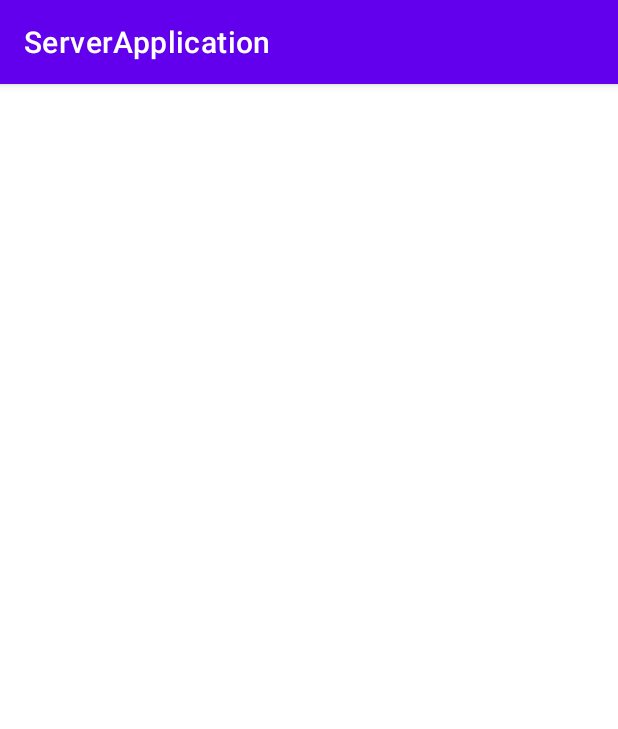
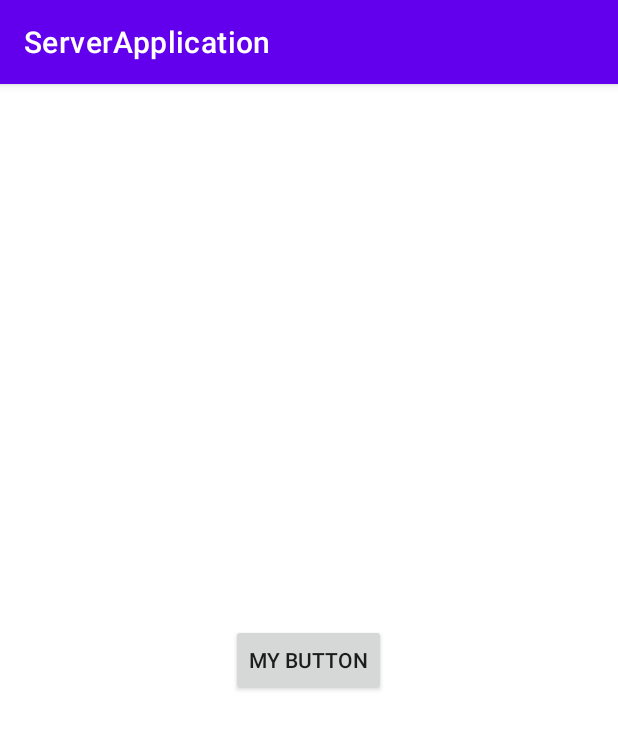
Before and after one commit to CascadAl/ServerApplication, an Android app: the screen it shows after launch (MainActivity), on a phone screen of 412 x 824 dp. Shown: the top 729 px of the screen. Run offline under Robolectric (Android 15) with nearby library versions, the phone set to English and light mode, and no system bars; our stand-ins replace Dagger/Hilt's generated code, Room's generated code; libraries missing offline, so code that uses them is left out: io.ktor.serialization, io.ktor.server; 2 statements that could not run were skipped.

Commit message:
added main and receipt screens

```diff
--- a/app/build.gradle
+++ b/app/build.gradle
@@ -32,6 +32,9 @@ android {
     kotlinOptions {
         jvmTarget = '1.8'
     }
+    buildFeatures {
+        viewBinding true
+    }
     packagingOptions {
         exclude 'META-INF/*'
     }
@@ -46,10 +49,10 @@ dependencies {
     testImplementation 'junit:junit:4.13.2'
     androidTestImplementation 'androidx.test.ext:junit:1.1.3'
     androidTestImplementation 'androidx.test.espresso:espresso-core:3.4.0'
-    implementation "androidx.navigation:navigation-fragment-ktx:2.4.2"
 
     // Architectural Components
     implementation "androidx.lifecycle:lifecycle-viewmodel-ktx:2.4.1"
+    implementation "androidx.navigation:navigation-fragment-ktx:2.4.2"
 
     // Coroutine Lifecycle Scopes
     implementation "androidx.lifecycle:lifecycle-viewmodel-ktx:2.4.1"
--- a/app/src/main/AndroidManifest.xml
+++ b/app/src/main/AndroidManifest.xml
@@ -17,7 +17,7 @@
         android:theme="@style/Theme.ServerApplication"
         tools:targetApi="31">
         <activity
-            android:name=".ui.MainActivity"
+            android:name=".ui.activity.MainActivity"
             android:exported="true">
             <intent-filter>
                 <action android:name="android.intent.action.MAIN" />
--- a/app/src/main/java/com/example/serverapplication/ui/MainActivity.kt
+++ /dev/null
@@ -1,22 +0,0 @@
-package com.example.serverapplication.ui
-
-import android.os.Bundle
-import androidx.appcompat.app.AppCompatActivity
-import com.example.serverapplication.R
-import com.example.serverapplication.server.ServerInitializer
-import dagger.hilt.android.AndroidEntryPoint
-import javax.inject.Inject
-
-@AndroidEntryPoint
-class MainActivity : AppCompatActivity() {
-
-    @Inject
-    lateinit var server: ServerInitializer
-
-    override fun onCreate(savedInstanceState: Bundle?) {
-        super.onCreate(savedInstanceState)
-        setContentView(R.layout.activity_main)
-
-        server.initServerQuery(filesDir)
-    }
-}
--- /dev/null
+++ b/app/src/main/java/com/example/serverapplication/ui/activity/MainActivity.kt
@@ -0,0 +1,30 @@
+package com.example.serverapplication.ui.activity
+
+import android.os.Bundle
+import androidx.activity.viewModels
+import com.example.serverapplication.databinding.ActivityMainBinding
+import com.example.serverapplication.server.ServerInitializer
+import com.example.serverapplication.ui.base.BaseActivity
+import dagger.hilt.android.AndroidEntryPoint
+import kotlinx.coroutines.CoroutineScope
+import kotlinx.coroutines.Dispatchers
+import kotlinx.coroutines.launch
+import javax.inject.Inject
+
+@AndroidEntryPoint
+class MainActivity : BaseActivity<ActivityMainBinding>() {
+
+    private val viewModel: MainViewModel by viewModels()
+    override fun getViewBinding() = ActivityMainBinding.inflate(layoutInflater)
+
+    @Inject
+    lateinit var server: ServerInitializer
+
+    override fun onCreate(savedInstanceState: Bundle?) {
+        super.onCreate(savedInstanceState)
+
+        CoroutineScope(Dispatchers.IO).launch {
+            server.initServerQuery(filesDir)
+        }
+    }
+}
--- /dev/null
+++ b/app/src/main/java/com/example/serverapplication/ui/activity/MainViewModel.kt
@@ -0,0 +1,22 @@
+package com.example.serverapplication.ui.activity
+
+import androidx.lifecycle.ViewModel
+import androidx.lifecycle.viewModelScope
+import com.example.serverapplication.server.ServerInitializer
+import dagger.hilt.android.lifecycle.HiltViewModel
+import kotlinx.coroutines.launch
+import java.io.File
+import javax.inject.Inject
+
+@HiltViewModel
+class MainViewModel @Inject constructor(
+    private val server: ServerInitializer
+) : ViewModel() {
+
+    fun initServer(dir: File) {
+        viewModelScope.launch {
+            server.initServerQuery(dir)
+        }
+    }
+
+}
--- /dev/null
+++ b/app/src/main/java/com/example/serverapplication/ui/base/BaseActivity.kt
@@ -0,0 +1,18 @@
+package com.example.serverapplication.ui.base
+
+import android.os.Bundle
+import androidx.appcompat.app.AppCompatActivity
+import androidx.viewbinding.ViewBinding
+
+abstract class BaseActivity<T : ViewBinding> : AppCompatActivity() {
+
+    protected lateinit var binding: T
+    abstract fun getViewBinding(): T
+
+    override fun onCreate(savedInstanceState: Bundle?) {
+        super.onCreate(savedInstanceState)
+        binding = getViewBinding()
+
+        setContentView(binding.root)
+    }
+}
--- /dev/null
+++ b/app/src/main/java/com/example/serverapplication/ui/base/BaseFragment.kt
@@ -0,0 +1,33 @@
+package com.example.serverapplication.ui.base
+
+import android.os.Bundle
+import android.view.LayoutInflater
+import android.view.View
+import android.view.ViewGroup
+import androidx.fragment.app.Fragment
+import androidx.navigation.Navigation
+import androidx.viewbinding.ViewBinding
+
+abstract class BaseFragment<T : ViewBinding> : Fragment() {
+
+    protected lateinit var binding: T
+    abstract fun getViewBinding(): T
+
+    override fun onCreateView(
+        inflater: LayoutInflater,
+        container: ViewGroup?,
+        savedInstanceState: Bundle?
+    ): View? {
+        binding = getViewBinding()
+        return binding.root
+    }
+
+    protected fun navigateTo(resId: Int, bundle: Bundle? = null) {
+        Navigation.findNavController(binding.root).navigate(resId, bundle)
+    }
+
+    protected fun backToPrevious() {
+        activity?.onBackPressed()
+    }
+
+}
--- /dev/null
+++ b/app/src/main/java/com/example/serverapplication/ui/main/MainFragment.kt
@@ -0,0 +1,20 @@
+package com.example.serverapplication.ui.main
+
+import android.os.Bundle
+import android.view.View
+import com.example.serverapplication.R
+import com.example.serverapplication.databinding.FragmentMainBinding
+import com.example.serverapplication.ui.base.BaseFragment
+
+class MainFragment : BaseFragment<FragmentMainBinding>() {
+
+    override fun getViewBinding() = FragmentMainBinding.inflate(layoutInflater)
+
+    override fun onViewCreated(view: View, savedInstanceState: Bundle?) {
+        super.onViewCreated(view, savedInstanceState)
+
+        binding.button.setOnClickListener {
+            navigateTo(R.id.toReceiptFragment)
+        }
+    }
+}
--- /dev/null
+++ b/app/src/main/java/com/example/serverapplication/ui/receipt/ReceiptFragment.kt
@@ -0,0 +1,16 @@
+package com.example.serverapplication.ui.receipt
+
+import android.os.Bundle
+import android.view.View
+import com.example.serverapplication.databinding.FragmentReceiptBinding
+import com.example.serverapplication.ui.base.BaseFragment
+
+
+class ReceiptFragment : BaseFragment<FragmentReceiptBinding>() {
+
+    override fun getViewBinding() = FragmentReceiptBinding.inflate(layoutInflater)
+
+    override fun onViewCreated(view: View, savedInstanceState: Bundle?) {
+        super.onViewCreated(view, savedInstanceState)
+    }
+}
--- a/app/src/main/res/layout/activity_main.xml
+++ b/app/src/main/res/layout/activity_main.xml
@@ -1,9 +1,17 @@
 <?xml version="1.0" encoding="utf-8"?>
-<androidx.constraintlayout.widget.ConstraintLayout xmlns:android="http://schemas.android.com/apk/res/android"
+<androidx.appcompat.widget.LinearLayoutCompat xmlns:android="http://schemas.android.com/apk/res/android"
     xmlns:app="http://schemas.android.com/apk/res-auto"
     xmlns:tools="http://schemas.android.com/tools"
     android:layout_width="match_parent"
     android:layout_height="match_parent"
-    tools:context=".ui.MainActivity">
+    tools:context=".ui.activity.MainActivity">
 
-</androidx.constraintlayout.widget.ConstraintLayout>
+    <fragment
+        android:id="@+id/fragment_container"
+        android:name="androidx.navigation.fragment.NavHostFragment"
+        android:layout_width="match_parent"
+        android:layout_height="match_parent"
+        app:defaultNavHost="true"
+        app:navGraph="@navigation/main_nav_graph" />
+
+</androidx.appcompat.widget.LinearLayoutCompat>
--- /dev/null
+++ b/app/src/main/res/layout/fragment_main.xml
@@ -0,0 +1,15 @@
+<?xml version="1.0" encoding="utf-8"?>
+<FrameLayout xmlns:android="http://schemas.android.com/apk/res/android"
+    xmlns:tools="http://schemas.android.com/tools"
+    android:layout_width="match_parent"
+    android:layout_height="match_parent"
+    tools:context=".ui.MainFragment">
+
+    <androidx.appcompat.widget.AppCompatButton
+        android:id="@+id/button"
+        android:layout_width="wrap_content"
+        android:text="My button"
+        android:layout_gravity="center"
+        android:layout_height="wrap_content" />
+
+</FrameLayout>
--- /dev/null
+++ b/app/src/main/res/layout/fragment_receipt.xml
@@ -0,0 +1,13 @@
+<?xml version="1.0" encoding="utf-8"?>
+<FrameLayout xmlns:android="http://schemas.android.com/apk/res/android"
+    xmlns:tools="http://schemas.android.com/tools"
+    android:layout_width="match_parent"
+    android:layout_height="match_parent"
+    tools:context=".ui.receipt.ReceiptFragment">
+
+    <androidx.appcompat.widget.AppCompatTextView
+        android:text="Receipt"
+        android:layout_width="match_parent"
+        android:layout_height="match_parent" />
+
+</FrameLayout>
--- /dev/null
+++ b/app/src/main/res/navigation/main_nav_graph.xml
@@ -0,0 +1,21 @@
+<?xml version="1.0" encoding="utf-8"?>
+<navigation xmlns:android="http://schemas.android.com/apk/res/android"
+    xmlns:app="http://schemas.android.com/apk/res-auto"
+    xmlns:tools="http://schemas.android.com/tools"
+    android:id="@+id/main_nav_graph"
+    app:startDestination="@id/mainFragment">
+    <fragment
+        android:id="@+id/mainFragment"
+        android:name="com.example.serverapplication.ui.main.MainFragment"
+        android:label="fragment_main"
+        tools:layout="@layout/fragment_main">
+        <action
+            android:id="@+id/toReceiptFragment"
+            app:destination="@id/receiptFragment" />
+    </fragment>
+    <fragment
+        android:id="@+id/receiptFragment"
+        android:name="com.example.serverapplication.ui.receipt.ReceiptFragment"
+        android:label="fragment_receipt"
+        tools:layout="@layout/fragment_receipt" />
+</navigation>
```
Also changed, not shown: gradle/wrapper/gradle-wrapper.properties.
